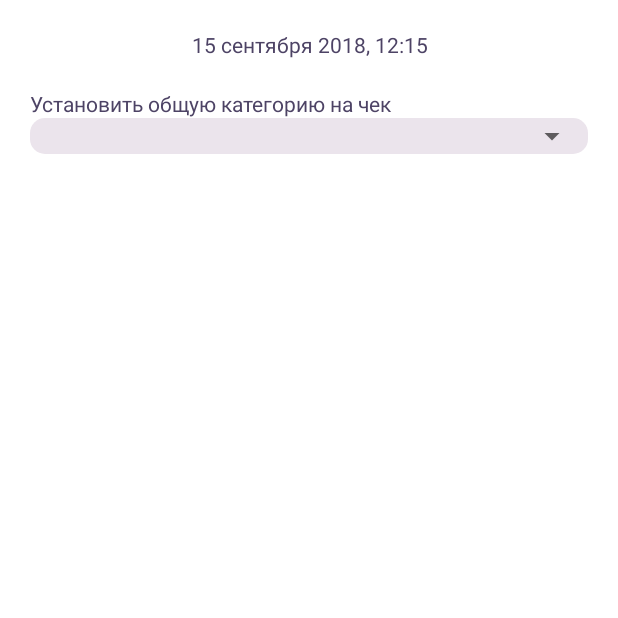
After one commit to muzzy404/ExpensesAdvisor, an Android app: the CheckItemsActivity screen opened directly, with no data from a screen before it, on a phone screen of 412 x 824 dp, the top half of it. The commit adds this screen. Run offline under Robolectric (Android 15) with nearby library versions, the phone set to English and light mode, and no system bars.

Commit message:
item card layout and ites activity layout

```diff
--- /dev/null
+++ b/app/src/main/java/spbpu/ponzelkoch/expensesadvisor/CheckItemsActivity.java
@@ -0,0 +1,14 @@
+package spbpu.ponzelkoch.expensesadvisor;
+
+import androidx.appcompat.app.AppCompatActivity;
+
+import android.os.Bundle;
+
+public class CheckItemsActivity extends AppCompatActivity {
+
+    @Override
+    protected void onCreate(Bundle savedInstanceState) {
+        super.onCreate(savedInstanceState);
+        setContentView(R.layout.activity_check_items);
+    }
+}
--- a/app/src/main/java/spbpu/ponzelkoch/expensesadvisor/adapters/ChecksListAdapter.java
+++ b/app/src/main/java/spbpu/ponzelkoch/expensesadvisor/adapters/ChecksListAdapter.java
@@ -1,10 +1,8 @@
 package spbpu.ponzelkoch.expensesadvisor.adapters;
 
-import android.util.Log;
 import android.view.LayoutInflater;
 import android.view.View;
 import android.view.ViewGroup;
-import android.widget.CalendarView;
 import android.widget.TextView;
 
 import java.util.ArrayList;
@@ -71,8 +69,8 @@ public class ChecksListAdapter extends RecyclerView.Adapter<ChecksListAdapter.Ch
         ChecksViewHolder(@NonNull View itemView) {
             super(itemView);
 
-            date = itemView.findViewById(R.id.check_card_date_id);
-            sum = itemView.findViewById(R.id.check_card_sum_id);
+            date = itemView.findViewById(R.id.check_card_date);
+            sum = itemView.findViewById(R.id.check_card_sum);
             place = itemView.findViewById(R.id.check_card_place_id);
             card = itemView.findViewById(R.id.check_card);
         }
--- /dev/null
+++ b/app/src/main/java/spbpu/ponzelkoch/expensesadvisor/adapters/ItemsListAdapter.java
@@ -0,0 +1,4 @@
+package spbpu.ponzelkoch.expensesadvisor.adapters;
+
+public class ItemsListAdapter {
+}
--- a/app/src/main/java/spbpu/ponzelkoch/expensesadvisor/datamodels/Check.java
+++ b/app/src/main/java/spbpu/ponzelkoch/expensesadvisor/datamodels/Check.java
@@ -9,7 +9,7 @@ public class Check {
     private int id;
     private Date date;
     private String place;
-    private String sum;
+    private double sum;
 
     private static String DATETIME_PATTERN = "yyyy-MM-dd'T'HH:mm:ss"; // "yyyy-MM-dd'T'HH:mm:ss.SSS'Z'"
     private static String DATETIME_TITLE = "EEE d MMM yyyy";
@@ -21,7 +21,7 @@ public class Check {
         this.id = id;
         this.date = toDateFormatter.parse(date);  // date sample: "2018-11-28T11:54:22.047Z"
         this.place = place;
-        this.sum = String.format(Locale.US, "%.2f", sum);
+        this.sum = sum;
     }
 
     public int getId() {
@@ -37,7 +37,7 @@ public class Check {
     }
 
     public String getSum() {
-        return sum;
+        return String.format(Locale.US, "%.2f", sum);
     }
 
     public String getDateString() {
--- /dev/null
+++ b/app/src/main/res/layout/activity_check_items.xml
@@ -0,0 +1,43 @@
+<?xml version="1.0" encoding="utf-8"?>
+<LinearLayout
+    xmlns:android="http://schemas.android.com/apk/res/android"
+    xmlns:app="http://schemas.android.com/apk/res-auto"
+    xmlns:tools="http://schemas.android.com/tools"
+    android:layout_width="match_parent"
+    android:layout_height="match_parent"
+    android:orientation="vertical"
+    tools:context=".CheckItemsActivity">
+
+    <TextView
+        style="@style/CustomTitleStyle"
+        android:gravity="center"
+        android:paddingTop="@dimen/check_card_padding"
+        android:paddingBottom="@dimen/check_card_padding"
+        android:text="@string/sample_check_date" />
+
+    <TextView
+        style="@style/CustomTitleStyle"
+        android:text="@string/title_set_common_category"/>
+
+    <RelativeLayout
+        android:layout_width="match_parent"
+        android:layout_height="wrap_content"
+        android:layout_marginStart="@dimen/check_card_padding"
+        android:layout_marginEnd="@dimen/check_card_padding"
+        android:background="@drawable/edit_rounded_field">
+        <Spinner
+            android:id="@+id/common_category_spinner"
+            android:layout_width="match_parent"
+            android:layout_height="wrap_content"/>
+    </RelativeLayout>
+
+
+    <androidx.recyclerview.widget.RecyclerView
+        android:id="@+id/items_recycle_view"
+        android:scrollbars="vertical"
+        android:paddingTop="@dimen/check_card_padding"
+        android:layout_width="match_parent"
+        android:layout_height="match_parent">
+    </androidx.recyclerview.widget.RecyclerView>
+
+</LinearLayout>
--- a/app/src/main/res/values/strings.xml
+++ b/app/src/main/res/values/strings.xml
@@ -11,9 +11,14 @@
     <string name="title_login">логин</string>
     <string name="title_password">пароль</string>
     <string name="title_login_button">войти</string>
+    <string name="title_set_common_category">Установить общую категорию на чек</string>
 
     <string name="sample_check_date">15 сентября 2018, 12:15</string>
     <string name="sample_check_sum">1500.00</string>
     <string name="sample_check_place">Пятерочка</string>
 
+    <string name="sample_item_name">Йогурт Чудо питьевой</string>
+    <string name="sample_item_sum">45.50</string>
+    <string name="sample_item_categoty">Продукты</string>
+    <string name="sample_item_quantity">3</string>
 </resources>
--- a/app/src/main/res/values/styles.xml
+++ b/app/src/main/res/values/styles.xml
@@ -26,10 +26,17 @@
     <style name="CheckCardStyle">
         <item name="android:layout_width">match_parent</item>
         <item name="android:layout_height">wrap_content</item>
-        <item name="android:textStyle">bold</item>
         <item name="android:textSize">16sp</item>
         <item name="android:textColor">@color/color_primary_dark</item>
     </style>
 
+    <style name="CustomTitleStyle">
+        <item name="android:layout_width">match_parent</item>
+        <item name="android:layout_height">wrap_content</item>
+        <item name="android:textColor">@color/color_primary_dark</item>
+        <item name="android:paddingStart">@dimen/check_card_padding</item>
+        <item name="android:paddingEnd">@dimen/check_card_padding</item>
+    </style>
+
 
 </resources>
```
Also changed, not shown: app/src/main/AndroidManifest.xml (+3 -4 lines), app/src/main/java/spbpu/ponzelkoch/expensesadvisor/datamodels/Item.java (added, +44 -0 lines), app/src/main/res/layout/card_check.xml (+6 -3 lines), app/src/main/res/layout/card_item.xml (added, +69 -0 lines).
